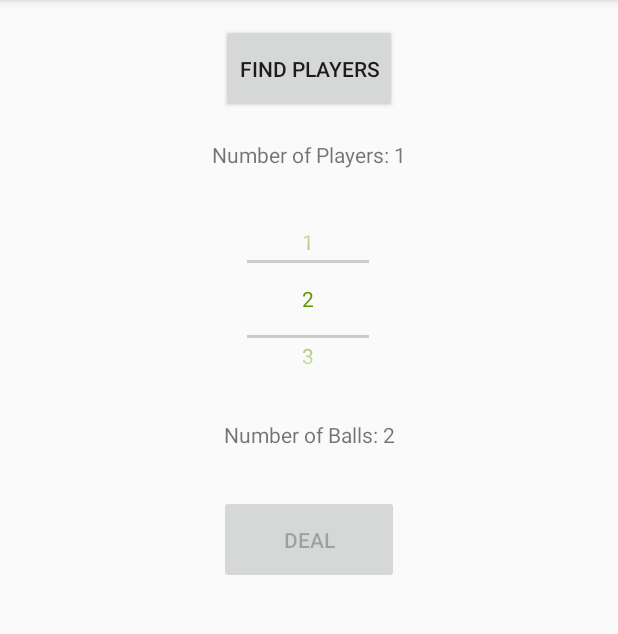
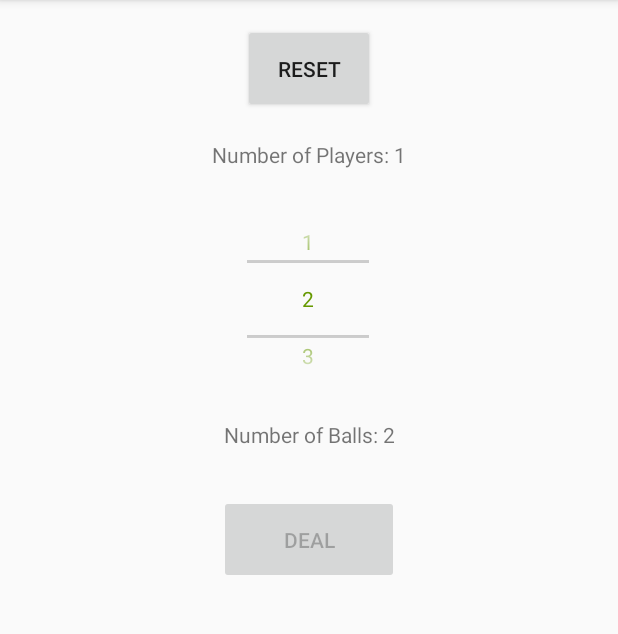
Before and after one commit to hotelCA/poolarizer, an Android app: the screen it shows after launch (MainActivity), after a tap on "FIND PLAYERS", on a phone screen of 412 x 824 dp, the part 84-718 px from its top. Run offline under Robolectric (Android 15) with nearby library versions, the phone set to English and light mode, and no system bars; libraries missing offline, so code that uses them is left out: com.google.android.gms; 5 statements that could not run were skipped.

Commit message:
Fixed a minor bug and fixed style

```diff
--- a/app/src/main/java/com/example/anh/poolarizer/MainActivity.kt
+++ b/app/src/main/java/com/example/anh/poolarizer/MainActivity.kt
@@ -1,6 +1,5 @@
 package com.example.anh.poolarizer
 
-import android.graphics.Color
 import android.support.v7.app.AppCompatActivity
 import android.os.Bundle
 import android.util.Log
@@ -14,7 +13,6 @@ import java.util.*
 import java.util.UUID.randomUUID
 import android.widget.LinearLayout
 import android.widget.NumberPicker
-
 
 
 class MainActivity : AppCompatActivity() {
@@ -32,8 +30,8 @@ class MainActivity : AppCompatActivity() {
     // Game related variables
     private var numOfPlayers = 1
     private var numBallsPerPlayer = 2
-    private var possibleNumbers = Array<String>(15, {i -> (i+1).toString()})
-    private var ballImages = Array<String>(15, {i -> "ball" + (i+1).toString()})
+    private var possibleNumbers = Array(15, {i -> (i+1).toString()})
+    private var ballImages = Array(15, {i -> "ball" + (i+1).toString()})
     private var dealtNumbers = mutableListOf<String>()
     private var balls: List<String>? = null
     private var dealingMode = false
@@ -83,18 +81,16 @@ class MainActivity : AppCompatActivity() {
         imageLayout = findViewById(R.id.imageLayout)
         imageLayout!!.weightSum = weightSum
 
-        disableDealerUI()
-
-        numBallsPicker!!.setOnValueChangedListener(NumberPicker.OnValueChangeListener { picker, oldVal, newVal ->
+        numBallsPicker!!.setOnValueChangedListener { picker, oldVal, newVal ->
 
             numBallsView!!.text = "Number of Balls: " + newVal.toString()
             numBallsPerPlayer = newVal
-        })
+        }
 
         findPlayersBtn!!.setOnClickListener {
-            if (findPlayersBtn!!.text.equals(FIND_PLAYERS)) {
-//                findPlayers()
-            } else if (findPlayersBtn!!.text.equals(RESET)) {
+            if (findPlayersBtn!!.text == FIND_PLAYERS) {
+                findPlayers()
+            } else if (findPlayersBtn!!.text == RESET) {
                 reset()
             }
         }
@@ -119,12 +115,7 @@ class MainActivity : AppCompatActivity() {
         }
 
         messageClient!!.subscribe(messageListener!!)
-        var intBalls = intArrayOf(5,6,3,4,10)
-        var displayText = ""
-    }
-
-    override fun onStart() {
-        super.onStart()
+        disableDealerUI()
     }
 
     override fun onStop() {
@@ -167,7 +158,7 @@ class MainActivity : AppCompatActivity() {
 
     private fun parseMessage(message: Message) {
         var content = String(message.content).split(':')
-        if (content[0].equals("ARBITRATION")) {
+        if (content[0] == "ARBITRATION") {
             // Arbitration phase.
             if (!playerIDs.contains(content[1])) {
                 playerIDs[content[1]] = content[2]
@@ -175,12 +166,12 @@ class MainActivity : AppCompatActivity() {
                 updateUI()
             }
 
-            if (!selfTimestamp.equals("")) {
+            if (selfTimestamp != "") {
                 arbitrate()
             }
 
-        } else if (content[0].equals("DEALING")) {
-            if (content[1].equals(UUID) && !dealingMode) {
+        } else if (content[0] == "DEALING") {
+            if ((content[1] == UUID) && !dealingMode) {
                 balls = content[2].split(',').toMutableList()
                 displayBalls(balls!!)
             }
@@ -224,7 +215,7 @@ class MainActivity : AppCompatActivity() {
                     dealtNumbersPerPlayer += ","
                 }
             }
-            val byteArrayMessage = (DEALING + ":" + listOfPlayerIDs[i] + ":" + dealtNumbersPerPlayer).toByteArray()
+            val byteArrayMessage = "$DEALING:${listOfPlayerIDs[i]}:$dealtNumbersPerPlayer".toByteArray()
             messages.add(Message(byteArrayMessage))
             messageClient!!.publish(messages.last())
         }
@@ -238,7 +229,6 @@ class MainActivity : AppCompatActivity() {
     }
 
     private fun displayBalls(balls: List<String>) {
-//        var displayText = ""
 
         var intBalls = balls.map {ball -> ball.toInt()}
 
@@ -256,18 +246,14 @@ class MainActivity : AppCompatActivity() {
             newBallImage.setImageResource(resID)
             newBallImage.layoutParams = layoutParams
             imageLayout!!.addView(newBallImage)
-
-//            displayText += ball.toString() + "-"
         }
-
-//        ballsView!!.text = displayText.removeSuffix("-")
     }
 
     private fun findPlayers() {
         toast("Finding Players...")
 
         selfTimestamp = currentTimeMillis().toString()
-        val byteArrayMessage = (ARBITRATION + ":" + UUID + ":" + selfTimestamp).toByteArray()
+        val byteArrayMessage = "$ARBITRATION:$UUID:$selfTimestamp".toByteArray()
         messages.add(Message(byteArrayMessage))
         messageClient!!.publish(messages.last())
         findPlayersBtn!!.text = RESET
```
